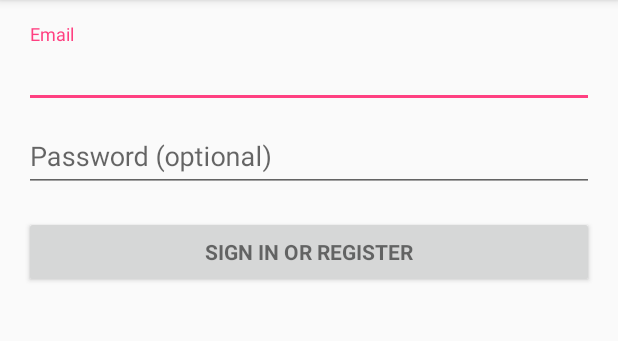
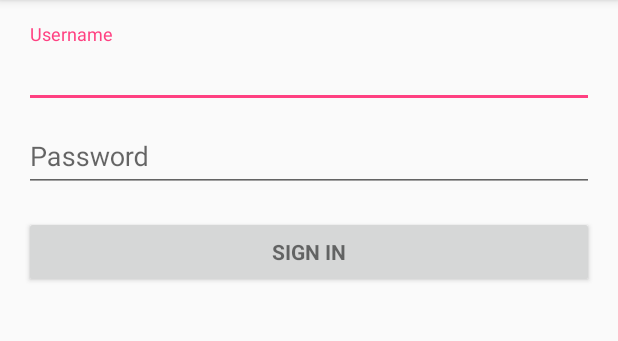
Before and after one commit to murat8505/ds-demo-pizza-tracker, an Android app: the screen it shows after launch (LoginActivity), on a phone screen of 412 x 824 dp, the part 84-425 px from its top. Run offline under Robolectric (Android 15) with nearby library versions, the phone set to English and light mode, and no system bars; libraries missing offline, so code that uses them is left out: io.deepstream.

Commit message:
Updating android labels

```diff
--- a/android/PizzaTracker/app/src/main/res/values/strings.xml
+++ b/android/PizzaTracker/app/src/main/res/values/strings.xml
@@ -2,13 +2,12 @@
     <string name="app_name">PizzaTracker</string>
 
     <!-- Strings related to login -->
-    <string name="prompt_email">Email</string>
-    <string name="prompt_password">Password (optional)</string>
-    <string name="action_sign_in">Sign in or register</string>
+    <string name="prompt_email">Username</string>
+    <string name="prompt_password">Password</string>
+    <string name="action_sign_in">Sign in</string>
     <string name="action_sign_in_short">Sign in</string>
-    <string name="error_invalid_email">This email address is invalid</string>
+    <string name="error_invalid_email">This username is invalid</string>
     <string name="error_invalid_password">This password is too short</string>
     <string name="error_incorrect_password">This password is incorrect</string>
     <string name="error_field_required">This field is required</string>
-    <string name="permission_rationale">"Contacts permissions are needed for providing email completions."</string>
 </resources>
```
